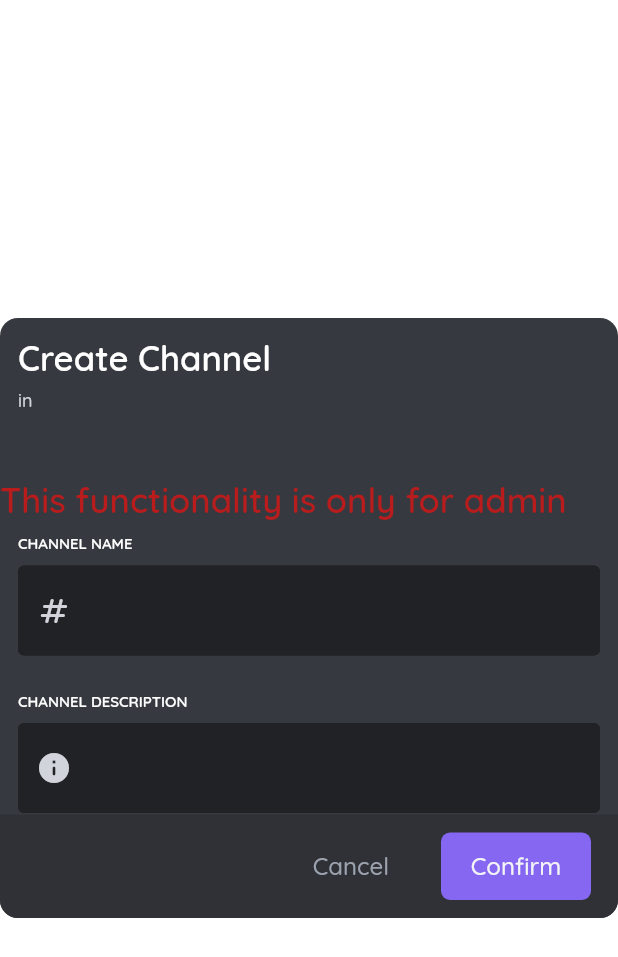
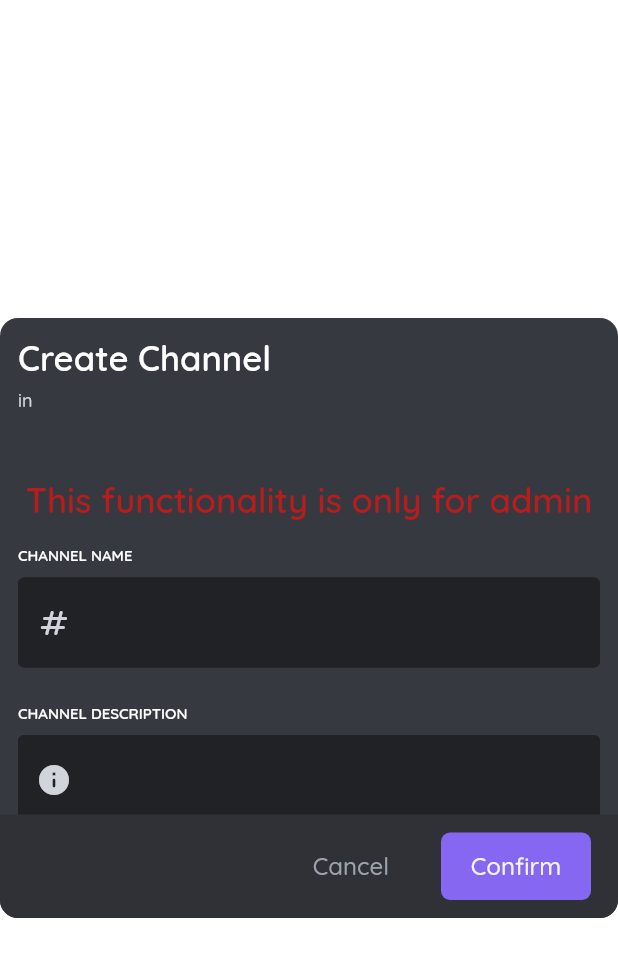
Before and after one commit to Mikyan0207/M-MOB-900-Flutter, a Flutter app: the CreateChannelDialog screen opened directly, on a phone screen of 412 x 824 dp. Shown: the top 957 px of the screen. Run offline on Flutter 3.47's test engine with Material 2 defaults, Android fonts, the phone set to English and light mode, and no system bars; our stand-ins replace camera, cloud_firestore, firebase_auth, firebase_core, firebase_storage, fluttertoast and 6 more; missing offline and left inert: any_link_preview, context_menus, dart:html, emojis, flutter_dropzone, flutter_parsed_text and 3 more; accounts and stored records are empty.

Commit message:
Update create_channel_dialog.dart

```diff
--- a/lib/presentation/widgets/dialogs/create_channel_dialog.dart
+++ b/lib/presentation/widgets/dialogs/create_channel_dialog.dart
@@ -83,14 +83,22 @@ class CreateChannelDialog extends GetView<ServerController> {
                   const SizedBox(
                     height: 25,
                   ),
-                  Text(
-                    isAdmin() ? "" : "This functionality is only for admin",
-                    style: const TextStyle(
-                      color: Vx.red700,
-                      fontSize: 23,
-                      fontWeight: FontWeight.w600,
-                    ),
-                  ),
+                  if (!isAdmin())
+                    const Padding(
+                      padding: EdgeInsets.only(bottom: 8.0),
+                      child: Center(
+                        child: Text(
+                          "This functionality is only for admin",
+                          style: TextStyle(
+                            color: Vx.red700,
+                            fontSize: 23,
+                            fontWeight: FontWeight.w600,
+                          ),
+                        ),
+                      ),
+                    )
+                  else
+                    Container(),
                   Expanded(
                     child: Padding(
                       padding: const EdgeInsets.symmetric(
```
